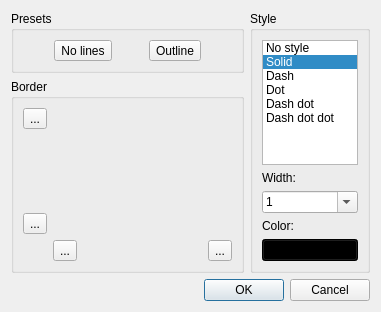
Above: limereport/items/lrbordereditor.ui from fralx/LimeReport before the change. Below: the same form after it.
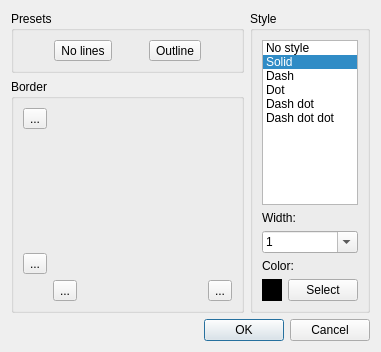
That is the form after the change. Icons and pictures are not drawn. Custom widgets are drawn as their Qt base class.

Diff of the .ui file:
```diff
--- a/limereport/items/lrbordereditor.ui
+++ b/limereport/items/lrbordereditor.ui
@@ -7,7 +7,7 @@
     <x>0</x>
     <y>0</y>
     <width>381</width>
-    <height>311</height>
+    <height>352</height>
    </rect>
   </property>
   <property name="windowTitle">
@@ -319,14 +319,34 @@
        </widget>
       </item>
       <item>
-       <widget class="QPushButton" name="pushButton">
-        <property name="styleSheet">
-         <string notr="true">#pushButton{background-color: black;}</string>
-        </property>
-        <property name="text">
-         <string>Select...</string>
-        </property>
-       </widget>
+       <layout class="QHBoxLayout" name="horizontalLayout_3">
+        <item>
+         <widget class="QWidget" name="colorIndicator" native="true">
+          <property name="minimumSize">
+           <size>
+            <width>20</width>
+            <height>20</height>
+           </size>
+          </property>
+          <property name="baseSize">
+           <size>
+            <width>10</width>
+            <height>10</height>
+           </size>
+          </property>
+          <property name="styleSheet">
+           <string notr="true">background-color: rgb(0, 0, 0);</string>
+          </property>
+         </widget>
+        </item>
+        <item>
+         <widget class="QPushButton" name="selectColor">
+          <property name="text">
+           <string>Select</string>
+          </property>
+         </widget>
+        </item>
+       </layout>
       </item>
      </layout>
     </widget>
```
Left out of the diff: 30 changed lines with no effect on the pictures.
